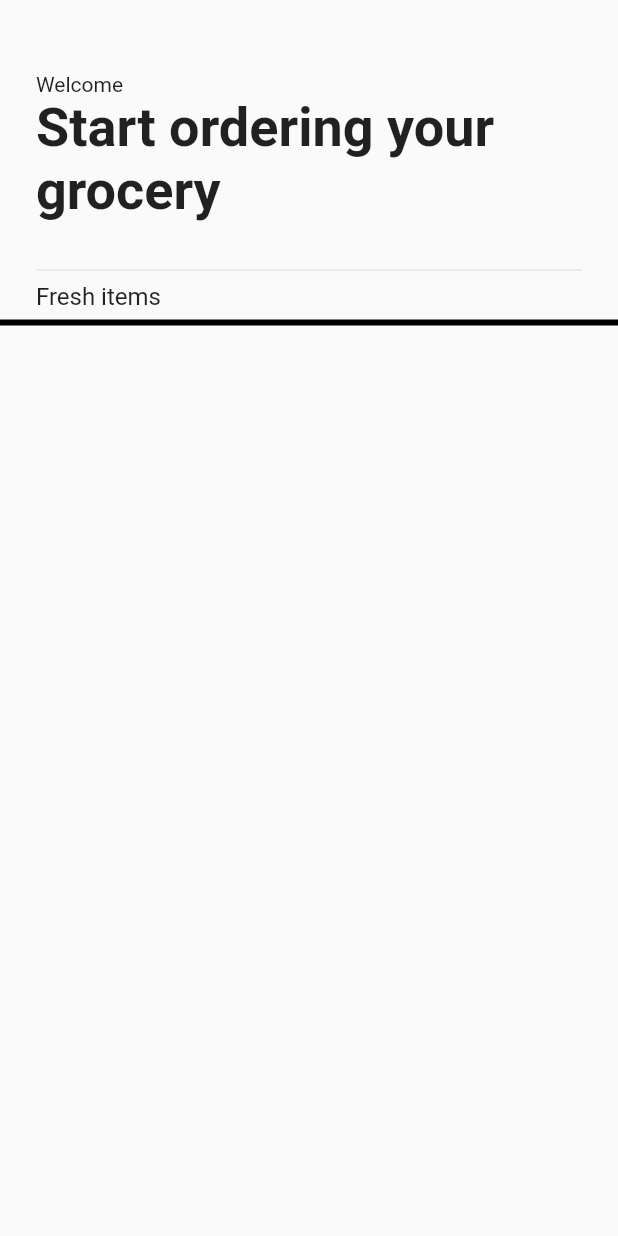
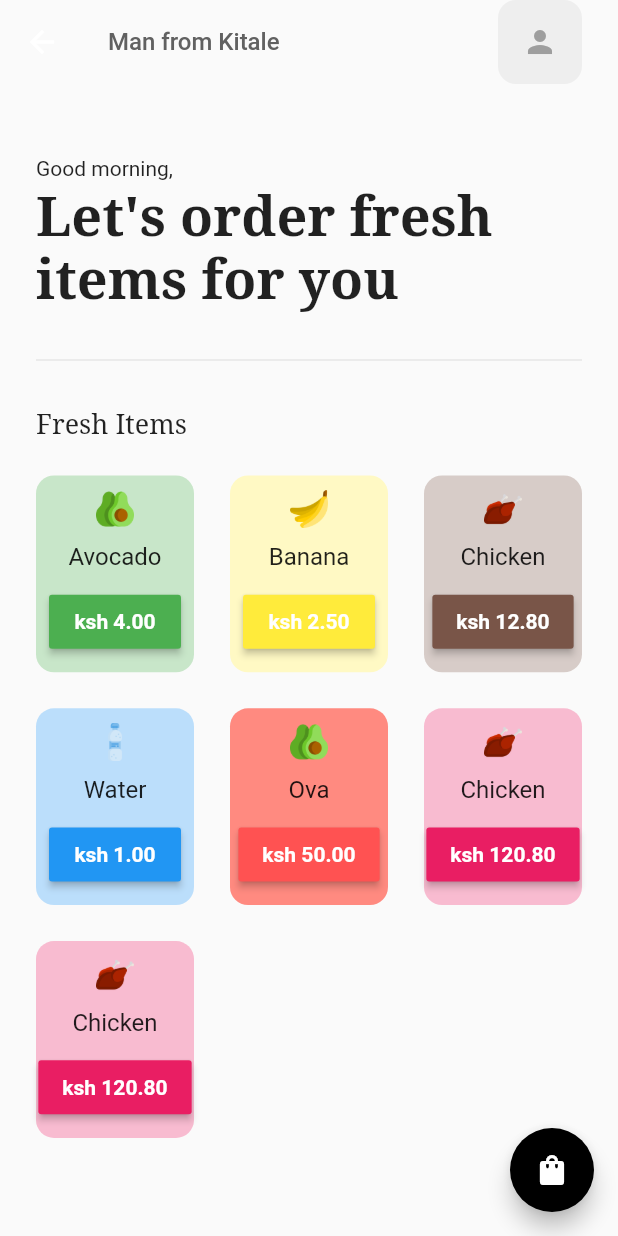
Before and after one commit to ArthurNamutilu/groceryapp, a Flutter app: the HomePage screen opened directly, on a phone screen of 412 x 824 dp. Run offline on Flutter 3.47's test engine with Material 2 defaults, Android fonts, the phone set to English and light mode, and no system bars; our stand-ins replace google_fonts; statements that could not run were skipped.

Commit message:
home with irem list

```diff
--- a/lib/pages/home_page.dart
+++ b/lib/pages/home_page.dart
@@ -1,229 +1,230 @@
+// import 'package:flutter/material.dart';
+// import 'package:groceryapp/components/grocery_item_tile.dart';
+// import 'package:groceryapp/model/cart_model.dart';
+// import 'package:provider/provider.dart';
+
+// class HomePage extends StatelessWidget {
+//   const HomePage({Key? key}) : super(key: key);
+
+//   @override
+//   Widget build(BuildContext context) {
+//     return Scaffold(
+//       body: SafeArea(
+//           child: Column(
+//         crossAxisAlignment: CrossAxisAlignment.start,
+//         children: [
+//           const SizedBox(height: 48),
+
+//           // Welcoming message
+//           const Padding(
+//             padding: EdgeInsets.symmetric(horizontal: 24.0),
+//             child: Text("Welcome"),
+//           ),
+
+//           // Start ordering msg
+//           const Padding(
+//             padding: EdgeInsets.symmetric(horizontal: 24.0),
+//             child: Text(
+//               "Start ordering your grocery", // ADD FONT
+//               style: TextStyle(
+//                 fontSize: 36,
+//                 fontWeight: FontWeight.bold,
+//               ),
+//             ),
+//           ),
+//           const SizedBox(height: 24),
+
+//           // NEW DIVIDER
+//           const Padding(
+//             padding: EdgeInsets.symmetric(horizontal: 24.0),
+//             child: Divider(),
+//           ),
+
+//           //fresh items + grid
+//           const Padding(
+//             padding: EdgeInsets.symmetric(horizontal: 24.0),
+//             child: Text(
+//               "Fresh items",
+//               style: TextStyle(fontSize: 16),
+//             ),
+//           ),
+//           // line divider
+//           const Divider(
+//             thickness: 4,
+//             color: Colors.black,
+//           ),
+
+//           Expanded(
+//             // wrapping the grid in consumer
+//             child: Consumer<CartModel>(
+//               builder: (context, value, child) {
+//                 return GridView.builder(
+//                   itemCount: value.shopItems.length,
+//                   gridDelegate: const SliverGridDelegateWithFixedCrossAxisCount(
+//                       crossAxisCount: 2),
+//                   itemBuilder: (context, index) {
+//                     //create module for cart to use as parameter for the GroceryItemTile() in cart-model.dart file
+//                     return GroceryItemTile(
+//                       itemName: value.shopItems[index][0],
+//                       itemPrice: value.shopItems[index][1],
+//                       imagePath: value.shopItems[index][2],
+//                       color: value.shopItems[index][3],
+//                     );
+//                   },
+//                 );
+//               },
+//             ),
+//           )
+//         ],
+//       )),
+//     );
+//   }
+// }
+
+/*  BORDER BORDER BORDER BORDER BORDER BORDER BORDER */
+
 import 'package:flutter/material.dart';
-import 'package:groceryapp/components/grocery_item_tile.dart';
-import 'package:groceryapp/model/cart_model.dart';
+import 'package:google_fonts/google_fonts.dart';
 import 'package:provider/provider.dart';
+import '../components/grocery_item_tile.dart';
+import '../model/cart_model.dart';
+import 'cart_page.dart';
 
-class HomePage extends StatelessWidget {
-  const HomePage({Key? key}) : super(key: key);
+class HomePage extends StatefulWidget {
+  const HomePage({super.key});
 
+  @override
+  State<HomePage> createState() => _HomePageState();
+}
+
+class _HomePageState extends State<HomePage> {
   @override
   Widget build(BuildContext context) {
     return Scaffold(
-      body: SafeArea(
-          child: Column(
+      appBar: AppBar(
+        backgroundColor: Colors.transparent,
+        elevation: 0,
+        // leading: Padding(
+        //   padding: const EdgeInsets.only(left: 24.0),
+        //   child: Icon(
+        //     Icons.location_on,
+        //     color: Colors.grey[700],
+        //   ),
+        // ),
+        title: Text(
+          'Man from Kitale',
+          style: TextStyle(
+            fontSize: 16,
+            color: Colors.grey[700],
+          ),
+        ),
+        centerTitle: false,
+        actions: [
+          Padding(
+            padding: const EdgeInsets.only(right: 24.0),
+            child: Container(
+              padding: EdgeInsets.all(16),
+              decoration: BoxDecoration(
+                color: Colors.grey[200],
+                borderRadius: BorderRadius.circular(12),
+              ),
+              child: Icon(
+                Icons.person,
+                color: Colors.grey,
+              ),
+            ),
+          ),
+        ],
+      ),
+      floatingActionButton: FloatingActionButton(
+        backgroundColor: Colors.black,
+        onPressed: () => Navigator.push(
+          context,
+          MaterialPageRoute(
+            builder: (context) {
+              return CartPage();
+            },
+          ),
+        ),
+        child: const Icon(Icons.shopping_bag),
+      ),
+      body: Column(
         crossAxisAlignment: CrossAxisAlignment.start,
         children: [
           const SizedBox(height: 48),
 
-          // Welcoming message
+          // good morning bro
           const Padding(
             padding: EdgeInsets.symmetric(horizontal: 24.0),
-            child: Text("Welcome"),
+            child: Text('Good morning,'),
           ),
 
-          // Start ordering msg
-          const Padding(
-            padding: EdgeInsets.symmetric(horizontal: 24.0),
+          const SizedBox(height: 4),
+
+          // Let's order fresh items for you
+          Padding(
+            padding: const EdgeInsets.symmetric(horizontal: 24.0),
             child: Text(
-              "Start ordering your grocery", // ADD FONT
-              style: TextStyle(
+              "Let's order fresh items for you",
+              style: GoogleFonts.notoSerif(
                 fontSize: 36,
                 fontWeight: FontWeight.bold,
               ),
             ),
           ),
+
           const SizedBox(height: 24),
 
-          // NEW DIVIDER
           const Padding(
             padding: EdgeInsets.symmetric(horizontal: 24.0),
             child: Divider(),
           ),
 
-          //fresh items + grid
-          const Padding(
-            padding: EdgeInsets.symmetric(horizontal: 24.0),
+          const SizedBox(height: 24),
+
+          // categories -> horizontal listview
+          Padding(
+            padding: const EdgeInsets.symmetric(horizontal: 24.0),
             child: Text(
-              "Fresh items",
-              style: TextStyle(fontSize: 16),
+              "Fresh Items",
+              style: GoogleFonts.notoSerif(
+                //fontWeight: FontWeight.bold,
+                fontSize: 18,
+              ),
             ),
           ),
-          // line divider
-          const Divider(
-            thickness: 4,
-            color: Colors.black,
-          ),
 
+          // recent orders -> show last 3
           Expanded(
-            // wrapping the grid in consumer
             child: Consumer<CartModel>(
+              // wrapped in consumer<>
               builder: (context, value, child) {
                 return GridView.builder(
+                  padding: const EdgeInsets.all(12),
+                  physics: const NeverScrollableScrollPhysics(),
                   itemCount: value.shopItems.length,
                   gridDelegate: const SliverGridDelegateWithFixedCrossAxisCount(
-                      crossAxisCount: 2),
+                    crossAxisCount: 3,
+                    childAspectRatio: 1 / 1.2,
+                  ),
                   itemBuilder: (context, index) {
-                    // create module for cart to use as parameter for the GroceryItemTile() in cart-model.dart file
-                    //   return GroceryItemTile(
-                    //     itemName: value.shopItems[index][0],
-                    //     itemPrice: value.shopItems[index][1],
-                    //     imagePath: value.shopItems[index][2],
-                    //     color: value.shopItems[index][3],
-                    //   );
-                    //
+                    return GroceryItemTile(
+                      itemName: value.shopItems[index][0],
+                      itemPrice: value.shopItems[index][1],
+                      imagePath: value.shopItems[index][2],
+                      //imagePath: value.shopItems[index][3],
+                      color: value.shopItems[index][3],
+                      onPressed: () =>
+                          Provider.of<CartModel>(context, listen: false)
+                              .addItemToCart(index),
+                    );
                   },
                 );
               },
             ),
-          )
+          ),
         ],
-      )),
+      ),
     );
   }
 }
-
-/*  BORDER BORDER BORDER BORDER BORDER BORDER BORDER */
-
-// import 'package:flutter/material.dart';
-// import 'package:google_fonts/google_fonts.dart';
-// import 'package:provider/provider.dart';
-// import '../components/grocery_item_tile.dart';
-// import '../model/cart_model.dart';
-// import 'cart_page.dart';
-
-// class HomePage extends StatefulWidget {
-//   const HomePage({super.key});
-
-//   @override
-//   State<HomePage> createState() => _HomePageState();
-// }
-
-// class _HomePageState extends State<HomePage> {
-//   @override
-//   Widget build(BuildContext context) {
-//     return Scaffold(
-//       appBar: AppBar(
-//         backgroundColor: Colors.transparent,
-//         elevation: 0,
-//         leading: Padding(
-//           padding: const EdgeInsets.only(left: 24.0),
-//           child: Icon(
-//             Icons.location_on,
-//             color: Colors.grey[700],
-//           ),
-//         ),
-//         title: Text(
-//           'Sydney, Australia',
-//           style: TextStyle(
-//             fontSize: 16,
-//             color: Colors.grey[700],
-//           ),
-//         ),
-//         centerTitle: false,
-//         actions: [
-//           Padding(
-//             padding: const EdgeInsets.only(right: 24.0),
-//             child: Container(
-//               padding: EdgeInsets.all(16),
-//               decoration: BoxDecoration(
-//                 color: Colors.grey[200],
-//                 borderRadius: BorderRadius.circular(12),
-//               ),
-//               child: Icon(
-//                 Icons.person,
-//                 color: Colors.grey,
-//               ),
-//             ),
-//           ),
-//         ],
-//       ),
-//       floatingActionButton: FloatingActionButton(
-//         backgroundColor: Colors.black,
-//         onPressed: () => Navigator.push(
-//           context,
-//           MaterialPageRoute(
-//             builder: (context) {
-//               return CartPage();
-//             },
-//           ),
-//         ),
-//         child: const Icon(Icons.shopping_bag),
-//       ),
-//       body: Column(
-//         crossAxisAlignment: CrossAxisAlignment.start,
-//         children: [
-//           const SizedBox(height: 48),
-
-//           // good morning bro
-//           const Padding(
-//             padding: EdgeInsets.symmetric(horizontal: 24.0),
-//             child: Text('Good morning,'),
-//           ),
-
-//           const SizedBox(height: 4),
-
-//           // Let's order fresh items for you
-//           Padding(
-//             padding: const EdgeInsets.symmetric(horizontal: 24.0),
-//             child: Text(
-//               "Let's order fresh items for you",
-//               style: GoogleFonts.notoSerif(
-//                 fontSize: 36,
-//                 fontWeight: FontWeight.bold,
-//               ),
-//             ),
-//           ),
-
-//           const SizedBox(height: 24),
-
-//           const Padding(
-//             padding: EdgeInsets.symmetric(horizontal: 24.0),
-//             child: Divider(),
-//           ),
-
-//           const SizedBox(height: 24),
-
-//           // categories -> horizontal listview
-//           Padding(
-//             padding: const EdgeInsets.symmetric(horizontal: 24.0),
-//             child: Text(
-//               "Fresh Items",
-//               style: GoogleFonts.notoSerif(
-//                 //fontWeight: FontWeight.bold,
-//                 fontSize: 18,
-//               ),
-//             ),
-//           ),
-
-//           // recent orders -> show last 3
-//           Expanded(
-//             child: Consumer<CartModel>(
-//               builder: (context, value, child) {
-//                 return GridView.builder(
-//                   padding: const EdgeInsets.all(12),
-//                   physics: const NeverScrollableScrollPhysics(),
-//                   itemCount: value.shopItems.length,
-//                   gridDelegate: const SliverGridDelegateWithFixedCrossAxisCount(
-//                     crossAxisCount: 2,
-//                     childAspectRatio: 1 / 1.2,
-//                   ),
-//                   itemBuilder: (context, index) {
-//                     return GroceryItemTile(
-//                       itemName: value.shopItems[index][0],
-//                       itemPrice: value.shopItems[index][1],
-//                       imagePath: value.shopItems[index][2],
-//                       color: value.shopItems[index][3],
-//                       onPressed: () =>
-//                           Provider.of<CartModel>(context, listen: false)
-//                               .addItemToCart(index),
-//                     );
-//                   },
-//                 );
-//               },
-//             ),
-//           ),
-//         ],
-//       ),
-//     );
-//   }
-// }
```
